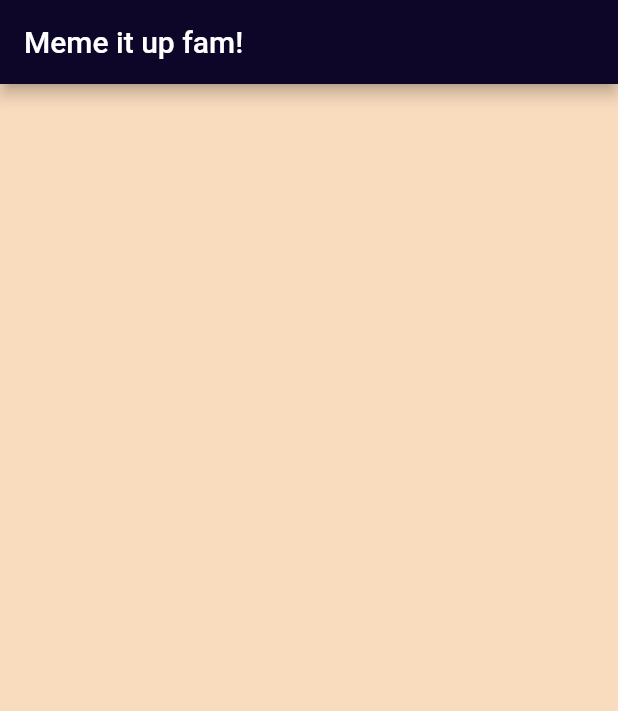
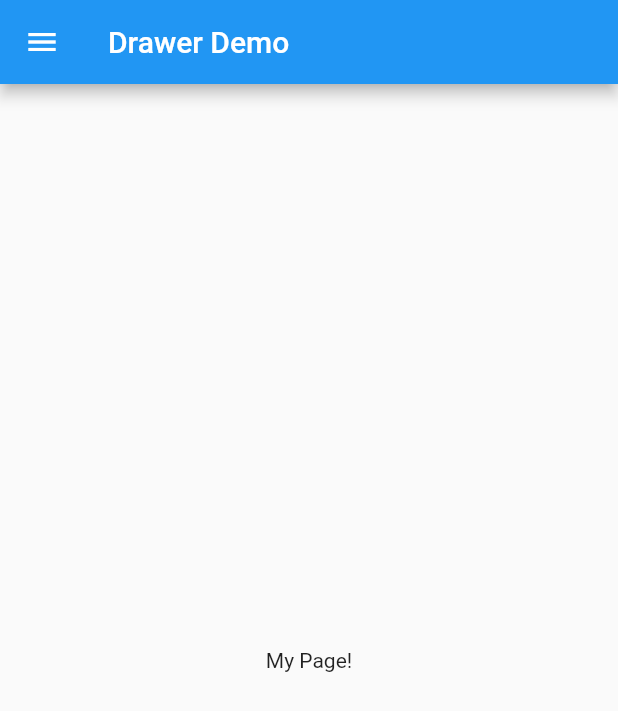
Before and after one commit to jernli/Snuzit, a Flutter app: the screen it shows after launch, on a phone screen of 412 x 824 dp. Shown: the top 711 px of the screen. Run offline on Flutter 3.47's test engine with Material 2 defaults, Android fonts, the phone set to English and light mode, and no system bars.

```diff
--- a/lib/main.dart
+++ b/lib/main.dart
@@ -1,6 +1,69 @@
 import 'package:flutter/material.dart';
-import 'screens/app.dart';
+//import 'screens/app.dart';
 
-void main() {
-	runApp(App());
+//void main() {
+//	runApp(App());
+//}
+
+void main() => runApp(MyApp());
+
+class MyApp extends StatelessWidget {
+	final appTitle = 'Drawer Demo';
+
+	@override
+	Widget build(BuildContext context) {
+		return MaterialApp(
+			title: appTitle,
+			home: MyHomePage(title: appTitle),
+		);
+	}
 }
+
+class MyHomePage extends StatelessWidget {
+	final String title;
+
+	MyHomePage({Key key, this.title}) : super(key: key);
+
+	@override
+	Widget build(BuildContext context) {
+		return Scaffold(
+			appBar: AppBar(title: Text(title)),
+			body: Center(child: Text('My Page!')),
+			drawer: Drawer(
+				// Add a ListView to the drawer. This ensures the user can scroll
+				// through the options in the Drawer if there isn't enough vertical
+				// space to fit everything.
+				child: ListView(
+					// Important: Remove any padding from the ListView.
+					padding: EdgeInsets.zero,
+					children: <Widget>[
+						DrawerHeader(
+							child: Text('Drawer Header'),
+							decoration: BoxDecoration(
+								color: Colors.blue,
+							),
+						),
+						ListTile(
+							title: Text('Item 1'),
+							onTap: () {
+								// Update the state of the app
+								// ...
+								// Then close the drawer
+								Navigator.pop(context);
+							},
+						),
+						ListTile(
+							title: Text('Item 2'),
+							onTap: () {
+								// Update the state of the app
+								// ...
+								// Then close the drawer
+								Navigator.pop(context);
+							},
+						),
+					],
+				),
+			),
+		);
+	}
+}
--- a/lib/screens/app.dart
+++ b/lib/screens/app.dart
@@ -7,12 +7,7 @@ class App extends StatefulWidget {
 }
 
 class AppState extends State<App> {
-  int counter = 0;
-
-  void fetchImage() async {
-    counter++;
-  }
-
+  final GlobalKey<ScaffoldState> _scaffoldKey = new GlobalKey<ScaffoldState>();
 
   Widget build(context){
     //must define a 'build' method that returns
@@ -20,8 +15,15 @@ class AppState extends State<App> {
     return MaterialApp(
       home: Scaffold(
         appBar: AppBar(
-          title: Text('Meme it up fam!'),
-          backgroundColor: Color.fromRGBO(13, 6, 40, 100.0),
+          title: Text('Snuzit'),
+          backgroundColor: Color.fromRGBO(13, 6, 40, 0.0),
+          elevation: 0.0,
+          leading: new IconButton(
+            icon: new Icon(Icons.clear_all),
+            tooltip: 'View menu side bar',
+            onPressed: () => _scaffoldKey.currentState.openDrawer(),
+            splashColor: Color.fromRGBO(0, 0, 0, 30.0),
+          ),
         ),
         backgroundColor: Color.fromRGBO(249, 219, 189, 95.0),
       ),
```
Also changed, not shown: lib/components/navbar/nav_leading.dart (added, +34 -0 lines).
